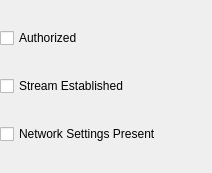
Before: the Qt Designer form vpn/ui/controls/IndicatorsFrame.ui in demlabs-cellframe/dap-ui-sdk, drawn with Qt 5.
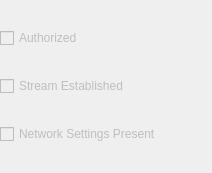
After: the same form once the commit is applied.

Commit message: [*]IndicatorsFrame set enabled false

```diff
--- a/vpn/ui/controls/IndicatorsFrame.ui
+++ b/vpn/ui/controls/IndicatorsFrame.ui
@@ -31,6 +31,9 @@
    </property>
    <item>
     <widget class="QCheckBox" name="autorizedCheckBox">
+     <property name="enabled">
+      <bool>false</bool>
+     </property>
      <property name="text">
       <string>Authorized</string>
      </property>
@@ -38,6 +41,9 @@
    </item>
    <item>
     <widget class="QCheckBox" name="streamOpenedCheckBox">
+     <property name="enabled">
+      <bool>false</bool>
+     </property>
      <property name="text">
       <string>Stream Established</string>
      </property>
@@ -45,6 +51,9 @@
    </item>
    <item>
     <widget class="QCheckBox" name="virtualNetworkCheckBox">
+     <property name="enabled">
+      <bool>false</bool>
+     </property>
      <property name="text">
       <string>Network Settings Present</string>
      </property>
```
